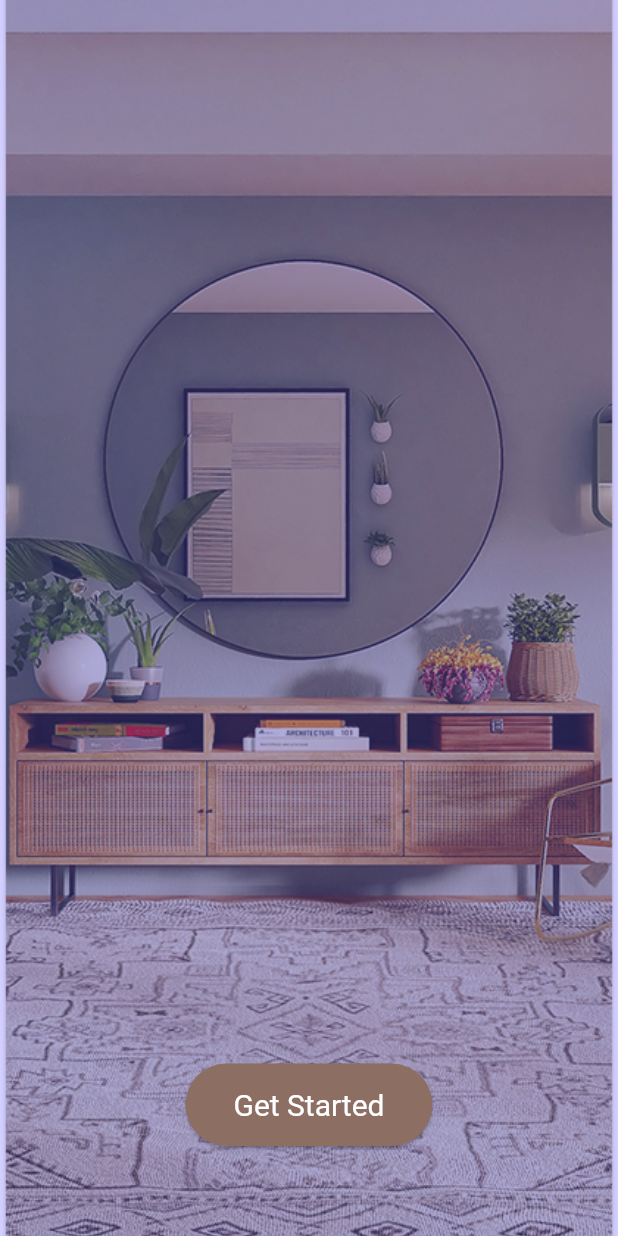
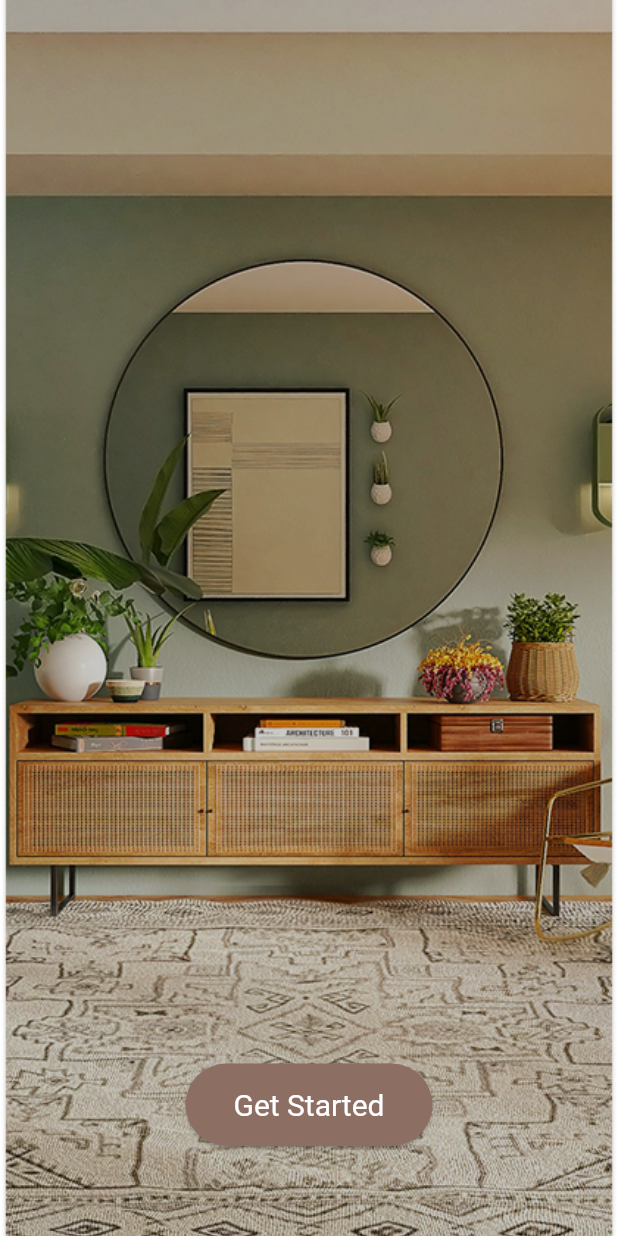
Before and after one commit to JunaidRiaz75/decorly, a Flutter app: the screen it shows after launch, on a phone screen of 412 x 824 dp. Run offline on Flutter 3.47's test engine with Material 3 defaults, Android fonts, the light colour scheme and no system bars; our stand-ins replace camera, font_awesome_flutter, image_picker.

Commit message:
update message

```diff
--- a/lib/getstarted.dart
+++ b/lib/getstarted.dart
@@ -15,9 +15,6 @@ class GetStartedPage extends StatelessWidget {
           Image.asset(
             'assets/home.png', // Replace with your image path
             fit: BoxFit.cover,
-          ),
-          Container(
-            color: decorlyPrimary.withOpacity(0.3), // Optional overlay
           ),
           Align(
             alignment: Alignment.bottomCenter,
```
